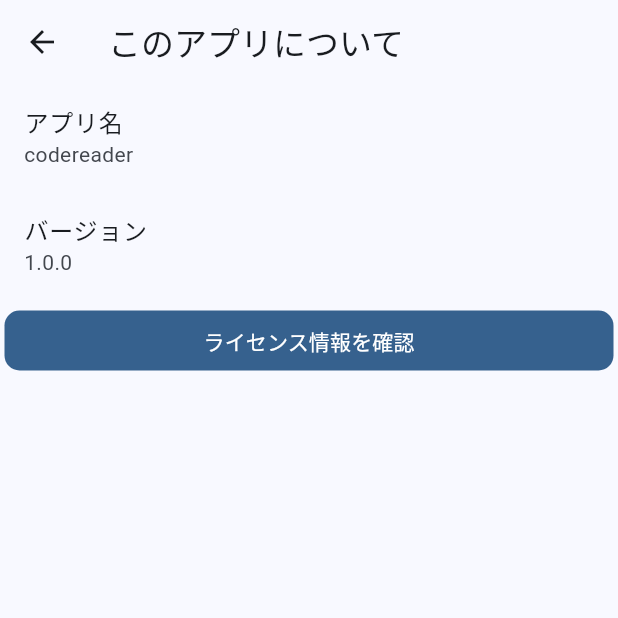
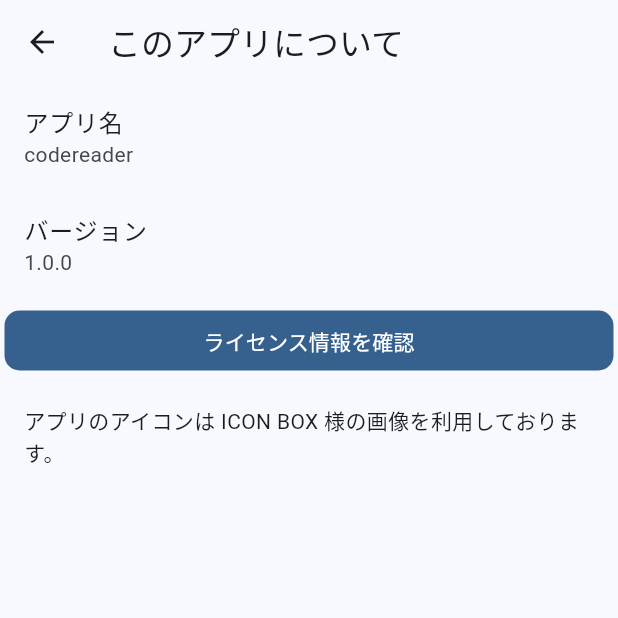
Before and after one commit to yuchan2215/flutterCodeScan, a Flutter app: the AboutPageState screen opened by its route, on a phone screen of 412 x 824 dp, the top half of it. Run offline on Flutter 3.47's test engine with Material 2 defaults, Android fonts, the phone set to English and light mode, and no system bars; our stand-ins replace after_layout, flutter_contacts, image_picker, package_info_plus, share_plus, shared_preferences and 1 more; missing offline and left inert: add_2_calendar, awesome_select, kotlin_flavor, map_launcher, mobile_scanner, mono_kit and 1 more; accounts and stored records are empty.

Commit message:
[add] アイコン画像の提供元を指定

```diff
--- a/lib/pages/about.dart
+++ b/lib/pages/about.dart
@@ -50,6 +50,10 @@ class _AboutPageState extends State<AboutPageState>
                 },
                 child: const Text("ライセンス情報を確認"),
               ),
+            ),
+            Container(
+              margin: const EdgeInsets.all(16.0),
+              child: const Text("アプリのアイコンは ICON BOX 様の画像を利用しております。"),
             )
           ],
         ),
```
